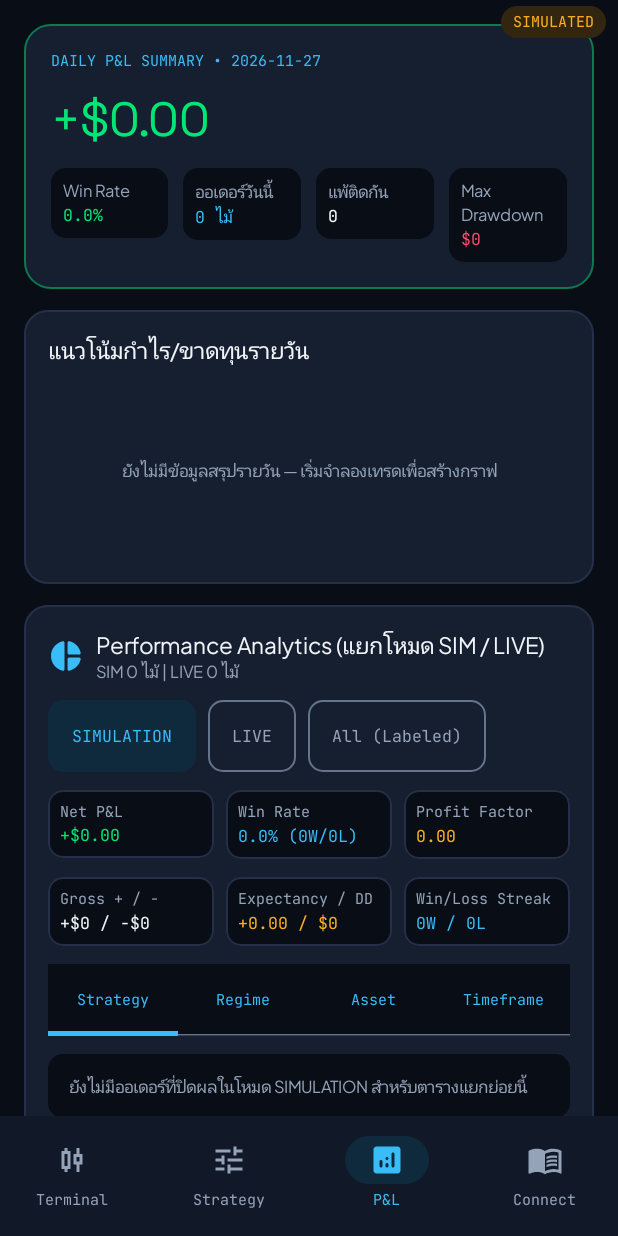
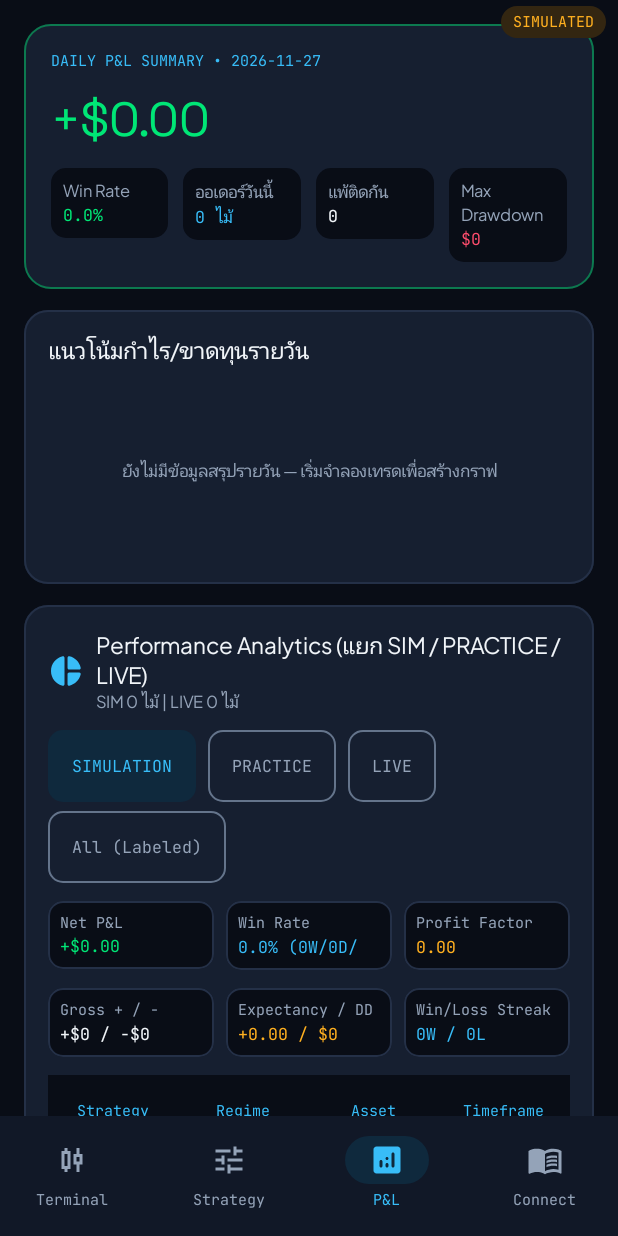
Before and after one commit to watcharapongpuangjamp-del/IQ_TRADING_AI21, an Android app built with Jetpack Compose: the screen it shows after launch (MainActivity), item 3 of the bottom bar chosen, on a phone screen of 412 x 824 dp. Run offline under Robolectric (Android 15) with nearby library versions, the phone set to English and light mode, and no system bars; our stand-ins replace Room's generated code; libraries missing offline, so code that uses them is left out: com.chaquo.python; 12 statements that could not run were skipped.

Commit message:
ui: add Practice analytics filter and draw count

```diff
--- a/app/src/main/java/com/example/ui/components/PerformanceAnalyticsPanel.kt
+++ b/app/src/main/java/com/example/ui/components/PerformanceAnalyticsPanel.kt
@@ -78,7 +78,7 @@ fun PerformanceAnalyticsPanel(
                 )
                 Column(modifier = Modifier.weight(1f)) {
                     Text(
-                        text = "Performance Analytics (แยกโหมด SIM / LIVE)",
+                        text = "Performance Analytics (แยก SIM / PRACTICE / LIVE)",
                         style = MaterialTheme.typography.titleMedium,
                         color = MaterialTheme.colorScheme.onSurface,
                         fontWeight = FontWeight.Bold
@@ -98,6 +98,7 @@ fun PerformanceAnalyticsPanel(
             ) {
                 listOf(
                     "SIMULATION" to "SIMULATION",
+                    "PRACTICE" to "PRACTICE",
                     "LIVE" to "LIVE",
                     "ALL" to "All (Labeled)"
                 ).forEach { (key, label) ->
@@ -145,7 +146,7 @@ fun PerformanceAnalyticsPanel(
                 )
                 AnalyticsKpiCell(
                     label = "Win Rate",
-                    value = "${String.format("%.1f%%", summary.winRatePct)} (${summary.wins}W/${summary.losses}L)",
+                    value = "${String.format("%.1f%%", summary.winRatePct)} (${summary.wins}W/${summary.draws}D/${summary.losses}L)",
                     color = tradingColors.cyan,
                     modifier = Modifier.weight(1f)
                 )
```
